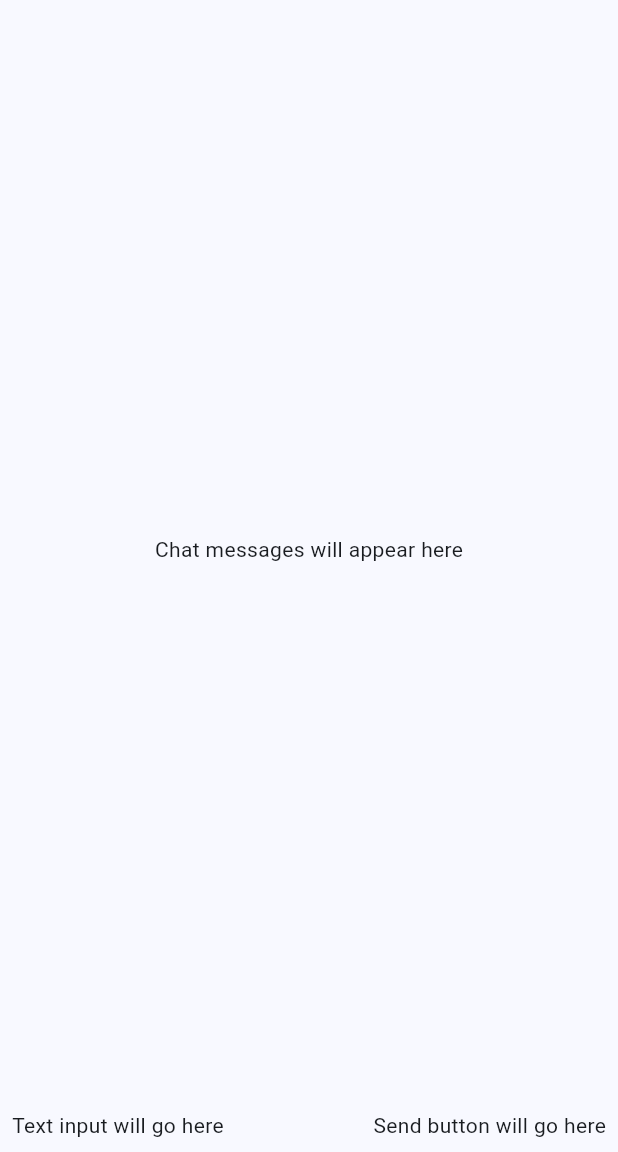
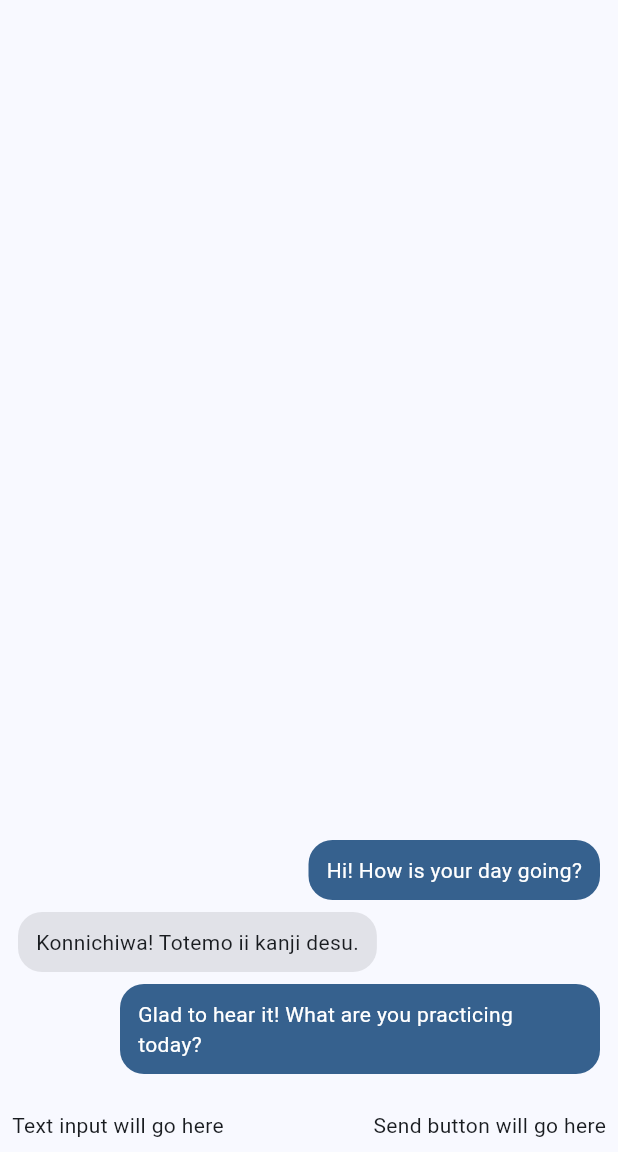
Before and after one commit to drimer/companion-chat-app, a Flutter app: the screen it shows after launch, on a phone screen of 412 x 824 dp, the part 84-1236 px from its top. Run offline on Flutter 3.47's test engine with Material 3 defaults, Android fonts, the phone set to English and light mode, and no system bars.

Commit message:
feat: add prepopulated messages to screen

```diff
--- /dev/null
+++ b/lib/models/message.dart
@@ -0,0 +1,9 @@
+class Message {
+  const Message({required this.role, required this.content});
+
+  final String role;
+  final String content;
+
+  bool get isUser => role == 'user';
+  bool get isAssistant => role == 'assistant';
+}
--- a/lib/screens/chat_screen.dart
+++ b/lib/screens/chat_screen.dart
@@ -1,4 +1,6 @@
 import 'package:flutter/material.dart';
+import '../models/message.dart';
+import '../widgets/message_bubble.dart';
 
 class ChatScreen extends StatefulWidget {
   const ChatScreen({super.key});
@@ -8,6 +10,15 @@ class ChatScreen extends StatefulWidget {
 }
 
 class _ChatScreenState extends State<ChatScreen> {
+  final List<Message> _messages = const [
+    Message(role: 'user', content: 'Hi! How is your day going?'),
+    Message(role: 'assistant', content: 'Konnichiwa! Totemo ii kanji desu.'),
+    Message(
+      role: 'user',
+      content: 'Glad to hear it! What are you practicing today?',
+    ),
+  ];
+
   @override
   Widget build(BuildContext context) {
     return Scaffold(
@@ -15,22 +26,25 @@ class _ChatScreenState extends State<ChatScreen> {
         title: const Text('Companion Chat'),
         backgroundColor: Theme.of(context).colorScheme.inversePrimary,
       ),
-      body: const Column(
+      body: Column(
         children: [
-          // Message list will go here
           Expanded(
-            child: Center(
-              child: Text('Chat messages will appear here'),
+            child: ListView.separated(
+              padding: const EdgeInsets.symmetric(horizontal: 12, vertical: 16),
+              reverse: true,
+              itemCount: _messages.length,
+              separatorBuilder: (_, __) => const SizedBox(height: 8),
+              itemBuilder: (context, index) {
+                final message = _messages[_messages.length - 1 - index];
+                return MessageBubble(message: message);
+              },
             ),
           ),
-          // Input field will go here
-          Padding(
+          const Padding(
             padding: EdgeInsets.all(8.0),
             child: Row(
               children: [
-                Expanded(
-                  child: Text('Text input will go here'),
-                ),
+                Expanded(child: Text('Text input will go here')),
                 SizedBox(width: 8),
                 Text('Send button will go here'),
               ],
--- /dev/null
+++ b/lib/widgets/message_bubble.dart
@@ -0,0 +1,38 @@
+import 'package:flutter/material.dart';
+import '../models/message.dart';
+
+class MessageBubble extends StatelessWidget {
+  const MessageBubble({super.key, required this.message});
+
+  final Message message;
+
+  @override
+  Widget build(BuildContext context) {
+    final alignment = message.isUser
+        ? Alignment.centerRight
+        : Alignment.centerLeft;
+    final bubbleColor = message.isUser
+        ? Theme.of(context).colorScheme.primary
+        : Theme.of(context).colorScheme.surfaceContainerHighest;
+    final textColor = message.isUser
+        ? Theme.of(context).colorScheme.onPrimary
+        : Theme.of(context).colorScheme.onSurface;
+
+    return Align(
+      alignment: alignment,
+      child: ConstrainedBox(
+        constraints: const BoxConstraints(maxWidth: 320),
+        child: DecoratedBox(
+          decoration: BoxDecoration(
+            color: bubbleColor,
+            borderRadius: BorderRadius.circular(16),
+          ),
+          child: Padding(
+            padding: const EdgeInsets.symmetric(horizontal: 12, vertical: 10),
+            child: Text(message.content, style: TextStyle(color: textColor)),
+          ),
+        ),
+      ),
+    );
+  }
+}
```
Also changed, not shown: 2 other files.
